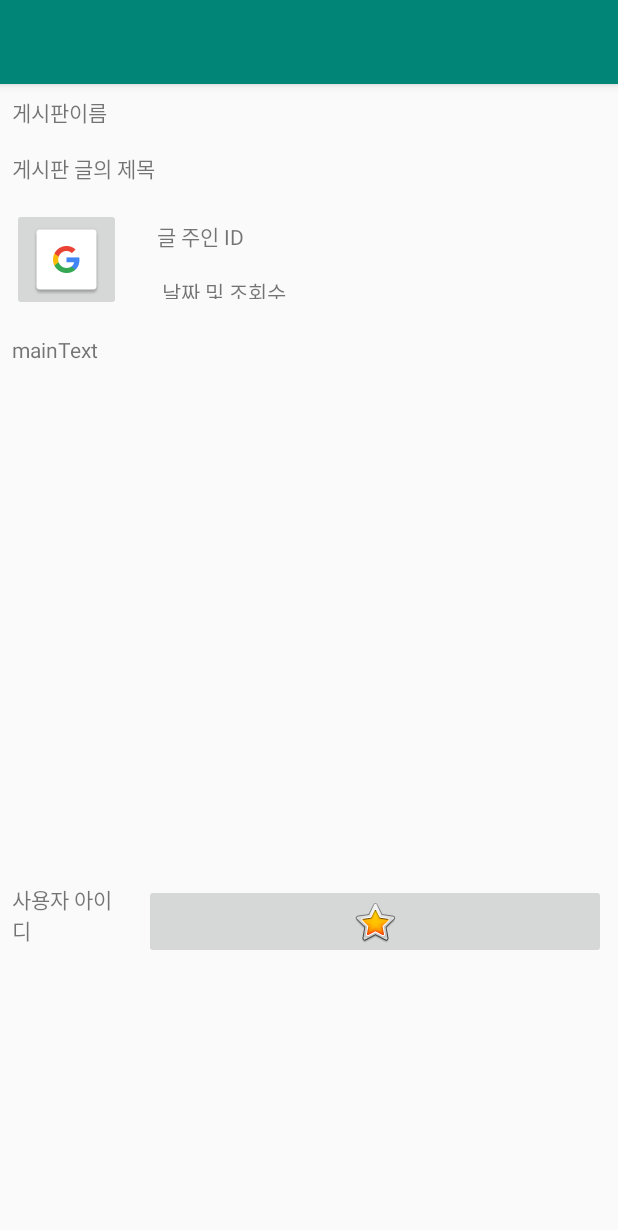
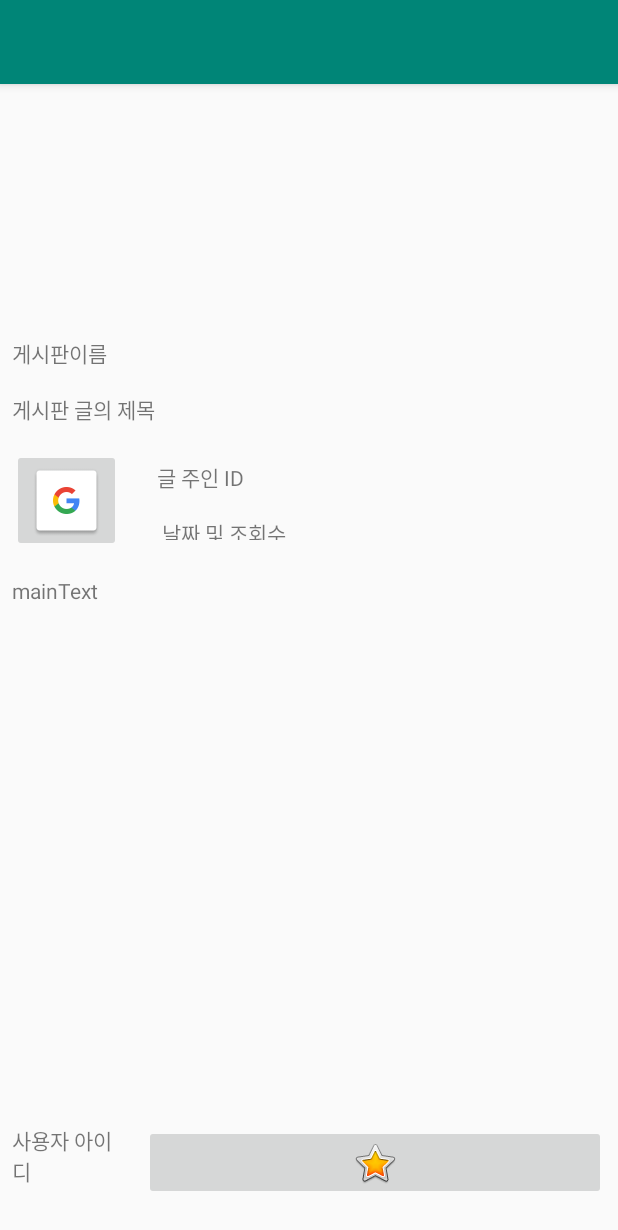
Before and after one commit to poohhh/HashTravel, an Android app: the DetailDashboardView screen opened directly, with no data from a screen before it, on a phone screen of 412 x 824 dp. Shown: the top 1230 px of the screen. Run offline under Robolectric (Android 15) with nearby library versions, the phone set to English and light mode, and no system bars.

Commit message:
0517 완료

```diff
--- a/app/src/main/res/layout/activity_detail_dashboard_view.xml
+++ b/app/src/main/res/layout/activity_detail_dashboard_view.xml
@@ -8,11 +8,10 @@
 
     <ScrollView
         android:layout_width="0dp"
-        android:layout_height="0dp"
+        android:layout_height="wrap_content"
         app:layout_constraintBottom_toBottomOf="parent"
         app:layout_constraintEnd_toEndOf="parent"
-        app:layout_constraintStart_toStartOf="parent"
-        app:layout_constraintTop_toTopOf="parent">
+        app:layout_constraintStart_toStartOf="parent">
 
         <LinearLayout
             android:layout_width="match_parent"
@@ -29,9 +28,9 @@
 
             <TextView
                 android:id="@+id/textView6"
-                android:layout_margin="8dp"
                 android:layout_width="match_parent"
                 android:layout_height="wrap_content"
+                android:layout_margin="8dp"
                 android:text="게시판 글의 제목" />
 
             <LinearLayout
@@ -42,8 +41,8 @@
                 <ImageButton
                     android:id="@+id/imageButton13"
                     android:layout_width="wrap_content"
+                    android:layout_height="wrap_content"
                     android:layout_margin="8dp"
-                    android:layout_height="wrap_content"
                     android:layout_weight="0"
                     app:srcCompat="@drawable/common_google_signin_btn_icon_light" />
 
@@ -56,16 +55,16 @@
 
                     <TextView
                         android:id="@+id/textView15"
-                        android:layout_margin="8dp"
                         android:layout_width="match_parent"
                         android:layout_height="wrap_content"
+                        android:layout_margin="8dp"
                         android:text="글 주인 ID" />
 
                     <TextView
                         android:id="@+id/textView16"
-                        android:layout_margin="8dp"
                         android:layout_width="match_parent"
                         android:layout_height="wrap_content"
+                        android:layout_margin="8dp"
                         android:text=" 날짜 및 조회수" />
                 </LinearLayout>
 
@@ -74,8 +73,8 @@
             <TextView
                 android:id="@+id/textView17"
                 android:layout_width="match_parent"
+                android:layout_height="350dp"
                 android:layout_margin="8dp"
-                android:layout_height="350dp"
                 android:text="mainText" />
 
             <LinearLayout
@@ -93,17 +92,17 @@
 
                 <ImageButton
                     android:id="@+id/imageButton16"
-                    android:layout_margin="8dp"
                     android:layout_width="match_parent"
                     android:layout_height="match_parent"
+                    android:layout_margin="8dp"
                     android:layout_weight="0"
                     app:srcCompat="@android:drawable/btn_star_big_on" />
             </LinearLayout>
 
             <android.support.v7.widget.RecyclerView
-                android:layout_margin="8dp"
                 android:layout_width="match_parent"
-                android:layout_height="match_parent" />
+                android:layout_height="match_parent"
+                android:layout_margin="8dp" />
 
         </LinearLayout>
     </ScrollView>
```
